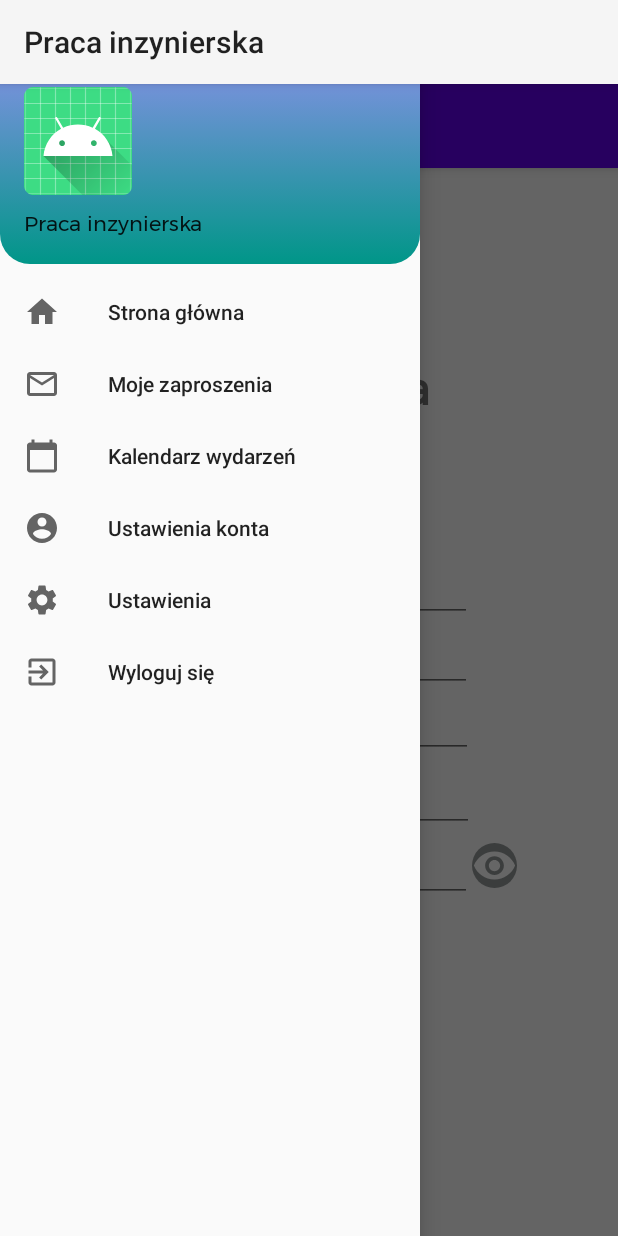
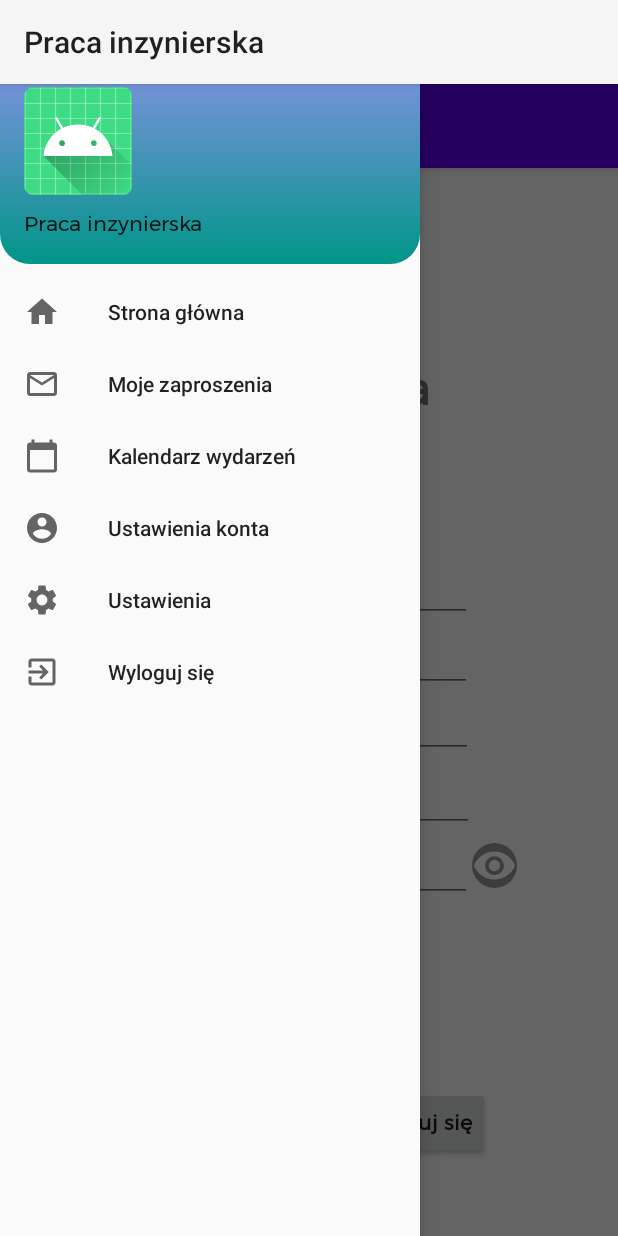
Before and after one commit to ania-bohm/Praca_inzynierska, an Android app: the RegistrationFragment screen opened through its navigation route, with the side drawer open, on a phone screen of 412 x 824 dp. Run offline under Robolectric (Android 15) with nearby library versions, the phone set to English and light mode, and no system bars; our stand-ins replace Firebase (no records; nobody signed in at launch, a user with empty details on screens opened directly); 2 statements that could not run were skipped.

Commit message:
recyclerView shadow fixed, back from registration to login done

```diff
--- a/app/src/main/java/com/annabohm/pracainzynierska/RegistrationFragment.java
+++ b/app/src/main/java/com/annabohm/pracainzynierska/RegistrationFragment.java
@@ -34,7 +34,7 @@ public class RegistrationFragment extends Fragment {
 
     private static final String TAG = "DEV'S TAG";
     NavController navController;
-    Button createAccountButton;
+    Button createAccountButton, backToLoginButton;
     ImageView registerShowPasswordButton;
     EditText registerFirstNameEditText, registerLastNameEditText, registerEmailEditText, registerPhoneNumberEditText, registerPasswordEditText;
     FirebaseAuth firebaseAuth;
@@ -43,6 +43,58 @@ public class RegistrationFragment extends Fragment {
     ProgressBar registerProgressBar;
     Context context;
     String userID, registerFirstName, registerLastName, registerEmail, registerPassword, registerPhoneNumber;
+
+    public RegistrationFragment() {
+        // Required empty public constructor
+    }
+
+    public static RegistrationFragment newInstance(String param1, String param2) {
+        RegistrationFragment fragment = new RegistrationFragment();
+        return fragment;
+    }
+
+    @Override
+    public void onCreate(Bundle savedInstanceState) {
+        super.onCreate(savedInstanceState);
+        context = getContext();
+    }
+
+    @Override
+    public View onCreateView(LayoutInflater inflater, ViewGroup container,
+                             Bundle savedInstanceState) {
+        ((MainActivity) getActivity()).setDrawerLocked();
+        // Inflate the layout for this fragment
+        return inflater.inflate(R.layout.fragment_registration, container, false);
+    }
+
+    @Override
+    public void onViewCreated(@NonNull View view, @Nullable Bundle savedInstanceState) {
+        super.onViewCreated(view, savedInstanceState);
+        navController = Navigation.findNavController(view);
+        createAccountButton = view.findViewById(R.id.createAccountButton);
+        backToLoginButton = view.findViewById(R.id.backToLoginButton);
+        registerShowPasswordButton = view.findViewById(R.id.registerShowPasswordButton);
+        registerFirstNameEditText = view.findViewById(R.id.registerFirstNameEditText);
+        registerLastNameEditText = view.findViewById(R.id.registerLastNameEditText);
+        registerEmailEditText = view.findViewById(R.id.registerEmailEditText);
+        registerPhoneNumberEditText = view.findViewById(R.id.registerPhoneNumberEditText);
+        registerPasswordEditText = view.findViewById(R.id.registerPasswordEditText);
+        registerProgressBar = view.findViewById(R.id.registerProgressBar);
+
+        firebaseAuth = FirebaseAuth.getInstance();
+        firebaseFirestore = FirebaseFirestore.getInstance();
+
+        createAccountButton.setOnClickListener(registerOnClickListener);
+        backToLoginButton.setOnClickListener(backToLoginOnClickListener);
+    }
+
+    private View.OnClickListener backToLoginOnClickListener = new View.OnClickListener() {
+        @Override
+        public void onClick(View v) {
+            navController.popBackStack();
+        }
+    };
+
     private View.OnClickListener registerOnClickListener = new View.OnClickListener() {
         @Override
         public void onClick(View v) {
@@ -85,48 +137,6 @@ public class RegistrationFragment extends Fragment {
             checkEmailExistsOrNot(registerEmailEditText, registerPasswordEditText, registerFirstNameEditText, registerLastNameEditText, registerPhoneNumberEditText);
         }
     };
-
-    public RegistrationFragment() {
-        // Required empty public constructor
-    }
-
-    public static RegistrationFragment newInstance(String param1, String param2) {
-        RegistrationFragment fragment = new RegistrationFragment();
-        return fragment;
-    }
-
-    @Override
-    public void onCreate(Bundle savedInstanceState) {
-        super.onCreate(savedInstanceState);
-        context = getContext();
-    }
-
-    @Override
-    public View onCreateView(LayoutInflater inflater, ViewGroup container,
-                             Bundle savedInstanceState) {
-        ((MainActivity) getActivity()).setDrawerLocked();
-        // Inflate the layout for this fragment
-        return inflater.inflate(R.layout.fragment_registration, container, false);
-    }
-
-    @Override
-    public void onViewCreated(@NonNull View view, @Nullable Bundle savedInstanceState) {
-        super.onViewCreated(view, savedInstanceState);
-        navController = Navigation.findNavController(view);
-        createAccountButton = view.findViewById(R.id.createAccountButton);
-        registerShowPasswordButton = view.findViewById(R.id.registerShowPasswordButton);
-        registerFirstNameEditText = view.findViewById(R.id.registerFirstNameEditText);
-        registerLastNameEditText = view.findViewById(R.id.registerLastNameEditText);
-        registerEmailEditText = view.findViewById(R.id.registerEmailEditText);
-        registerPhoneNumberEditText = view.findViewById(R.id.registerPhoneNumberEditText);
-        registerPasswordEditText = view.findViewById(R.id.registerPasswordEditText);
-        registerProgressBar = view.findViewById(R.id.registerProgressBar);
-
-        firebaseAuth = FirebaseAuth.getInstance();
-        firebaseFirestore = FirebaseFirestore.getInstance();
-
-        createAccountButton.setOnClickListener(registerOnClickListener);
-    }
 
     private void checkEmailExistsOrNot(final EditText registerEmailEditText, final EditText registerPasswordEditText, final EditText registerFirstNameEditText, final EditText registerLastNameEditText, final EditText registerPhoneNumberEditText) {
         firebaseAuth.fetchSignInMethodsForEmail(registerEmailEditText.getText().toString().trim()).addOnCompleteListener(new OnCompleteListener<SignInMethodQueryResult>() {
--- a/app/src/main/res/drawable/rectangular_background.xml
+++ b/app/src/main/res/drawable/rectangular_background.xml
@@ -3,29 +3,13 @@
 <selector xmlns:android="http://schemas.android.com/apk/res/android">
     <item>
         <layer-list>
-
             <item>
                 <shape android:shape="rectangle">
-
-                    <size android:width="50dp"
-                        android:height="50dp"></size>
-                    <gradient
-                        android:angle="90"
-                        android:startColor="#009688"
-                        android:endColor="#A890FE"
-                        android:gradientRadius="10dp"
-                        android:type="linear"
-                        ></gradient>
-                    <corners
-                        android:bottomRightRadius="20dp"
-                        android:bottomLeftRadius="20dp"
-                        android:topLeftRadius="20dp"
-                        android:topRightRadius="20dp"
-                        ></corners>
+                    <size android:width="50dp" android:height="50dp"></size>
+                    <gradient android:angle="90" android:endColor="#A890FE" android:gradientRadius="10dp" android:startColor="#009688" android:type="linear"></gradient>
+                    <corners android:radius="20dp"></corners>
                 </shape>
-
             </item>
-
         </layer-list>
     </item>
 </selector>
--- a/app/src/main/res/layout/fragment_login.xml
+++ b/app/src/main/res/layout/fragment_login.xml
@@ -62,9 +62,10 @@
             android:hint="@string/example_email"
             android:inputType="textPersonName|textEmailAddress"
             android:textStyle="bold"
+            android:textColor="#555956"
             app:layout_constraintBottom_toBottomOf="parent"
             app:layout_constraintEnd_toEndOf="parent"
-            app:layout_constraintHorizontal_bias="0.484"
+            app:layout_constraintHorizontal_bias="0.470"
             app:layout_constraintStart_toStartOf="parent"
             app:layout_constraintTop_toTopOf="parent"
             app:layout_constraintVertical_bias="0.436" />
@@ -117,9 +118,10 @@
             android:ems="10"
             android:fontFamily="@font/montserrat"
             android:inputType="textPassword"
+            android:textColor="#555956"
             app:layout_constraintBottom_toBottomOf="parent"
             app:layout_constraintEnd_toEndOf="parent"
-            app:layout_constraintHorizontal_bias="0.484"
+            app:layout_constraintHorizontal_bias="0.470"
             app:layout_constraintStart_toStartOf="parent"
             app:layout_constraintTop_toTopOf="parent"
             app:layout_constraintVertical_bias="0.578" />
--- a/app/src/main/res/layout/fragment_main.xml
+++ b/app/src/main/res/layout/fragment_main.xml
@@ -65,7 +65,7 @@
             <androidx.recyclerview.widget.RecyclerView
                 android:id="@+id/allEventsRecyclerView"
                 android:layout_width="match_parent"
-                android:layout_height="match_parent"
+                android:layout_height="wrap_content"
                 android:scrollbars="horizontal"/>
 
         </androidx.coordinatorlayout.widget.CoordinatorLayout>
--- a/app/src/main/res/layout/fragment_registration.xml
+++ b/app/src/main/res/layout/fragment_registration.xml
@@ -61,6 +61,7 @@
             android:hint="@string/last_name"
             android:inputType="textPersonName"
             android:textStyle="bold"
+            android:textColor="#555956"
             app:layout_constraintBottom_toBottomOf="parent"
             app:layout_constraintEnd_toEndOf="parent"
             app:layout_constraintHorizontal_bias="0.494"
@@ -77,6 +78,7 @@
             android:hint="@string/first_name"
             android:inputType="textPersonName"
             android:textStyle="bold"
+            android:textColor="#555956"
             app:layout_constraintBottom_toBottomOf="parent"
             app:layout_constraintEnd_toEndOf="parent"
             app:layout_constraintHorizontal_bias="0.494"
@@ -93,6 +95,7 @@
             android:hint="@string/password1"
             android:inputType="textPassword"
             android:textStyle="bold"
+            android:textColor="@android:color/secondary_text_light"
             app:layout_constraintBottom_toBottomOf="parent"
             app:layout_constraintEnd_toEndOf="parent"
             app:layout_constraintHorizontal_bias="0.494"
@@ -109,6 +112,7 @@
             android:hint="@string/phone_number"
             android:inputType="phone"
             android:textStyle="bold"
+            android:textColor="#555956"
             app:layout_constraintBottom_toBottomOf="parent"
             app:layout_constraintEnd_toEndOf="parent"
             app:layout_constraintStart_toStartOf="parent"
@@ -124,6 +128,7 @@
             android:hint="@string/email1"
             android:inputType="textEmailAddress"
             android:textStyle="bold"
+            android:textColor="#555956"
             app:layout_constraintBottom_toBottomOf="parent"
             app:layout_constraintEnd_toEndOf="parent"
             app:layout_constraintHorizontal_bias="0.497"
@@ -144,5 +149,33 @@
             app:layout_constraintTop_toTopOf="parent"
             app:layout_constraintVertical_bias="0.921" />
 
+        <Button
+            android:id="@+id/backToLoginButton"
+            android:layout_width="wrap_content"
+            android:layout_height="wrap_content"
+            android:fontFamily="@font/montserrat"
+            android:text="@string/login"
+            android:textAllCaps="false"
+            android:textStyle="bold"
+            app:layout_constraintBottom_toBottomOf="parent"
+            app:layout_constraintEnd_toEndOf="parent"
+            app:layout_constraintHorizontal_bias="0.728"
+            app:layout_constraintStart_toStartOf="parent"
+            app:layout_constraintTop_toTopOf="parent"
+            app:layout_constraintVertical_bias="0.923" />
+
+        <TextView
+            android:id="@+id/noAccountTextView2"
+            android:layout_width="wrap_content"
+            android:layout_height="wrap_content"
+            android:fontFamily="@font/montserrat"
+            android:text="@string/exist_account"
+            app:layout_constraintBottom_toBottomOf="parent"
+            app:layout_constraintEnd_toEndOf="parent"
+            app:layout_constraintHorizontal_bias="0.240"
+            app:layout_constraintStart_toStartOf="parent"
+            app:layout_constraintTop_toTopOf="parent"
+            app:layout_constraintVertical_bias="0.909" />
+
     </androidx.constraintlayout.widget.ConstraintLayout>
 </FrameLayout>
--- a/app/src/main/res/values/strings.xml
+++ b/app/src/main/res/values/strings.xml
@@ -1,6 +1,5 @@
 <resources>
     <string name="app_name">Praca inzynierska</string>
-    <!-- TODO: Remove or change this placeholder text -->
     <string name="hello_blank_fragment">Hello blank fragment</string>
     <string name="welcome">Witaj ponownie!</string>
     <string name="registration">Rejestracja</string>
@@ -9,6 +8,7 @@
     <string name="password">Hasło</string>
     <string name="login">Zaloguj się</string>
     <string name="no_account">Nie masz konta?</string>
+    <string name="exist_account">Masz już konto?</string>
     <string name="register">Zarejestruj się!</string>
     <string name="example_email">example@gmail.com</string>
     <string name="first_name">Imię*</string>
```
Also changed, not shown: app/src/main/res/layout/mini_event.xml (+11 -8 lines).
